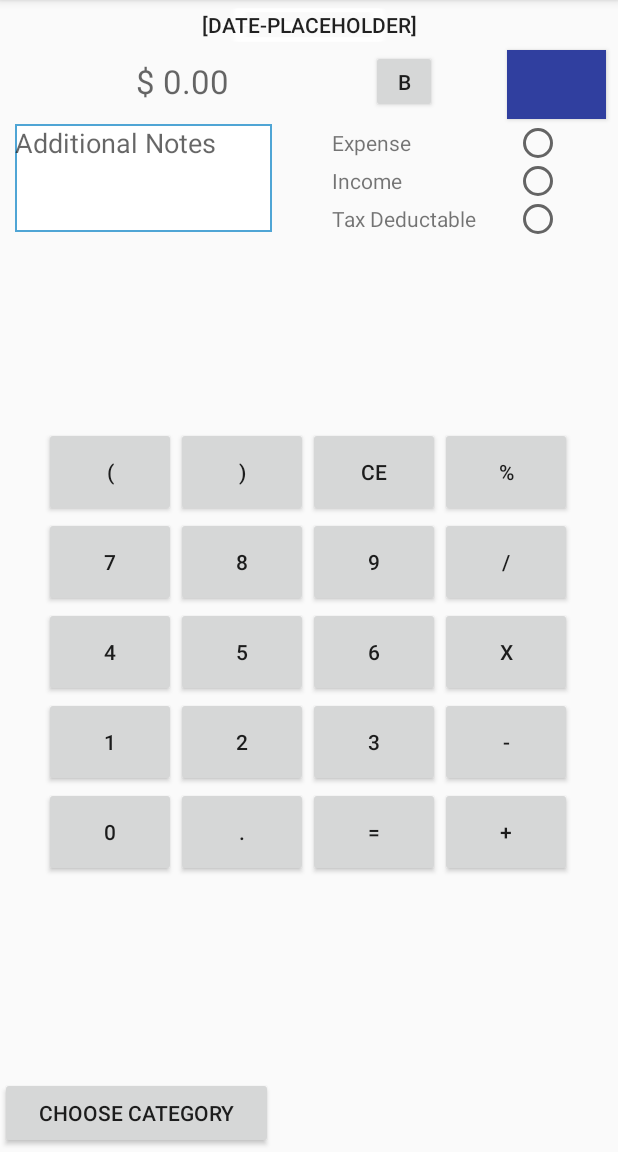
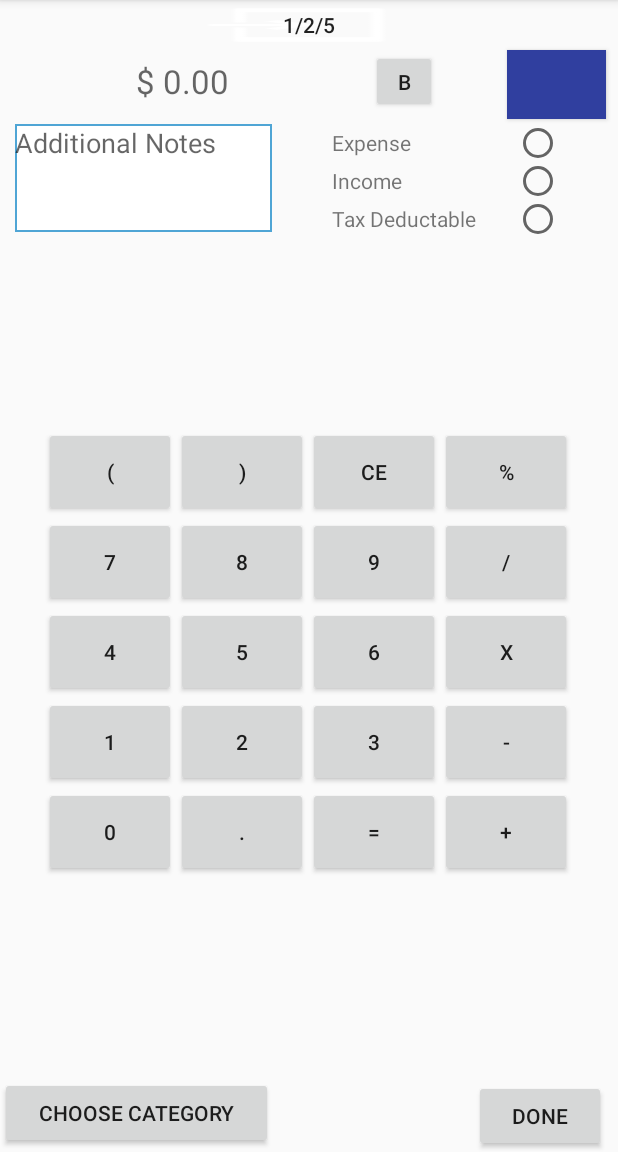
Before and after one commit to MattJSmall/Budgey, an Android app: the CreateTransaction screen opened directly, with no data from a screen before it, on a phone screen of 412 x 824 dp, the part 84-1236 px from its top. Run offline under Robolectric (Android 15) with nearby library versions, the phone set to English and light mode, and no system bars; our stand-ins replace Firebase (no records; nobody signed in at launch, a user with empty details on screens opened directly).

Commit message:
start/04/05

```diff
--- a/app/src/main/AndroidManifest.xml
+++ b/app/src/main/AndroidManifest.xml
@@ -24,7 +24,6 @@
             </intent-filter>
         </activity>
         <activity android:name=".CreateTransaction" />
-        <activity android:name=".Details"></activity>
     </application>
 
 </manifest>
--- a/app/src/main/java/mjsma5/budgey/CreateTransaction.java
+++ b/app/src/main/java/mjsma5/budgey/CreateTransaction.java
@@ -5,11 +5,14 @@ import android.support.v7.app.AppCompatActivity;
 import android.util.Log;
 import android.view.View;
 import android.widget.Button;
+import android.widget.DatePicker;
 import android.widget.EditText;
 import android.widget.RadioButton;
 import android.widget.TextView;
 
 import java.util.Arrays;
+import java.util.Calendar;
+import java.util.Date;
 import java.util.Deque;
 import java.util.HashMap;
 import java.util.LinkedList;
@@ -22,6 +25,7 @@ import java.util.StringTokenizer;
 
 public class CreateTransaction extends AppCompatActivity implements View.OnClickListener {
 
+    private Button btnDateFinish;
     private Button btnDate;
     private TextView txtResult;
     private Button btnMethod;
@@ -68,12 +72,29 @@ public class CreateTransaction extends AppCompatActivity implements View.OnClick
     private boolean reset;
     private boolean operatorLast;
 
+    private Transaction transaction;
+
+    private DatePicker datePicker;
+    private Calendar date;
+
     @Override
     protected void onCreate(Bundle savedInstanceState) {
         super.onCreate(savedInstanceState);
         setContentView(R.layout.activity_create_transaction);
 
-        // Instantiate UI components
+        // Transaction details
+        findViewById(R.id.rbExpense).setOnClickListener(this);
+        findViewById(R.id.rbIncome).setOnClickListener(this);
+        findViewById(R.id.rbTaxDeductable).setOnClickListener(this);
+        findViewById(R.id.btnChooseCategory).setOnClickListener(this);
+        findViewById(R.id.btnMethod).setOnClickListener(this);
+        findViewById(R.id.btnDate).setOnClickListener(this);
+        findViewById(R.id.txtNote).setOnClickListener(this);
+
+
+        findViewById(R.id.btnFinish).setOnClickListener(this);
+
+        // Calculator UI componenets
         findViewById(R.id.btnOpen).setOnClickListener(this);
         findViewById(R.id.btnClose).setOnClickListener(this);
         findViewById(R.id.btnClear).setOnClickListener(this);
@@ -99,7 +120,7 @@ public class CreateTransaction extends AppCompatActivity implements View.OnClick
         findViewById(R.id.btnDecimal).setOnClickListener(this);
         findViewById(R.id.btnSum).setOnClickListener(this);
 
-        // calculator additional requirements
+        // Calculator additional requirements
         txtResult = (TextView) findViewById(R.id.txtResult);
         result = "";
         parenthesis = 0;
@@ -107,10 +128,56 @@ public class CreateTransaction extends AppCompatActivity implements View.OnClick
         decimal = false;
         operatorLast = false;
 
+        // Date Picker
+        btnDate = (Button) findViewById(R.id.btnDate);
+        findViewById(R.id.btnDateFinish).setOnClickListener(this);
+        btnDateFinish = (Button) findViewById(R.id.btnDateFinish);
+        date = Calendar.getInstance();
+        setDate(Calendar.DAY_OF_MONTH, Calendar.MONTH, Calendar.YEAR);
+
+        // Transaction initialisation
+        transaction = new Transaction("ID", 0.00, "NULL", date, "", "NULL", false, false);
+        // (String nID, Double nAmount, String nCategory, String nDate, String nNote,
+        // String nMethod, Boolean nTaxable, Boolean nType) {
     }
+    private StringBuilder setDate(int year, int month, int day) {
+        StringBuilder currDate = new StringBuilder().append(day).append("/")
+                .append(month).append("/").append(year);
+        btnDate.setText(currDate);
+        return currDate;
+
+    }
+
+
 
     public void onClick(View v) {
         switch (v.getId()) {
+            // radial expense
+            // radial income
+            // radial taxable
+            case R.id.btnFinish:
+                transaction.setNote(txtNote.getText().toString());
+                //intent return to details
+                break;
+            case R.id.btnChooseCategory:
+                // intent open list
+                break;
+            case R.id.btnMethod:
+                // intent open buttons menu
+                break;
+            case R.id.btnDate:
+                datePicker.setVisibility(View.VISIBLE);
+                btnDateFinish.setVisibility(View.VISIBLE);
+
+                // intent start datepicker
+                break;
+            case R.id.btnDateFinish:
+                setDate(Calendar.DAY_OF_YEAR, Calendar.MONTH, Calendar.YEAR);
+                datePicker.setVisibility(View.GONE);
+                btnDateFinish.setVisibility(View.GONE);
+                break;
+
+            // Calculator buttons
             case R.id.btnBack:
                 if (!result.isEmpty()) {
                     switch (result.substring(result.length() - 1)) {
--- a/app/src/main/res/layout/activity_create_transaction.xml
+++ b/app/src/main/res/layout/activity_create_transaction.xml
@@ -369,4 +369,49 @@
 
     </TableLayout>
 
+    <Button
+        android:id="@+id/btnFinish"
+        android:layout_width="wrap_content"
+        android:layout_height="wrap_content"
+        android:text="Done"
+        android:layout_marginRight="8dp"
+        app:layout_constraintRight_toRightOf="parent"
+        app:layout_constraintBottom_toBottomOf="parent"
+        android:layout_marginBottom="0dp" />
+
+    <DatePicker
+        android:id="@+id/datePicker"
+        android:layout_width="wrap_content"
+        android:layout_height="wrap_content"
+        android:layout_marginBottom="8dp"
+        android:layout_marginLeft="8dp"
+        android:layout_marginRight="8dp"
+        android:layout_marginTop="8dp"
+        android:background="#FFFFFF"
+        android:elevation="10dp"
+        android:visibility="gone"
+        app:layout_constraintBottom_toBottomOf="parent"
+        app:layout_constraintLeft_toLeftOf="parent"
+        app:layout_constraintRight_toRightOf="parent"
+        app:layout_constraintTop_toTopOf="parent" />
+
+    <Button
+        android:id="@+id/btnDateFinish"
+        android:layout_width="88dp"
+        android:layout_height="wrap_content"
+        android:layout_marginBottom="8dp"
+        android:layout_marginLeft="8dp"
+        android:layout_marginRight="8dp"
+        android:layout_marginTop="8dp"
+        android:background="#FFFFFF"
+        android:elevation="20dp"
+        android:text="Done"
+        android:visibility="gone"
+        app:layout_constraintBottom_toBottomOf="parent"
+        app:layout_constraintLeft_toLeftOf="parent"
+        app:layout_constraintRight_toRightOf="parent"
+        app:layout_constraintTop_toTopOf="parent"
+        app:layout_constraintHorizontal_bias="0.81"
+        app:layout_constraintVertical_bias="0.110000014" />
+
 </android.support.constraint.ConstraintLayout>
```
Also changed, not shown: app/src/main/java/mjsma5/budgey/Details.java (deleted, +0 -13 lines), app/src/main/java/mjsma5/budgey/Transaction.java (+18 -12 lines), app/src/main/res/layout/activity_details.xml (deleted, +0 -86 lines).
